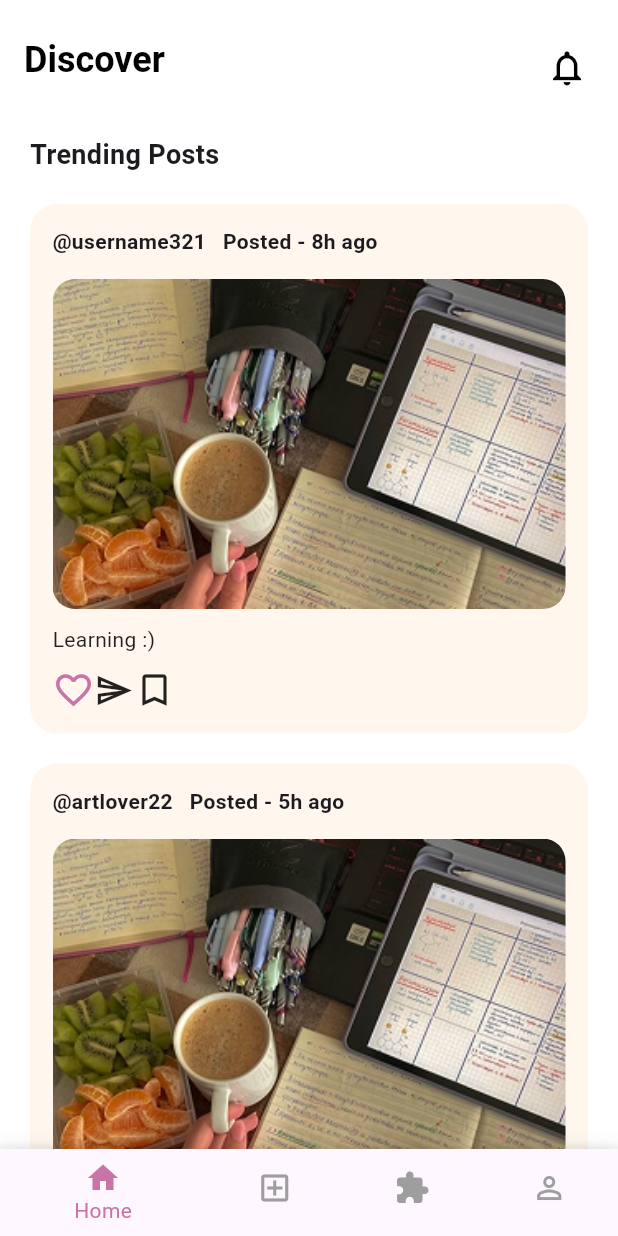
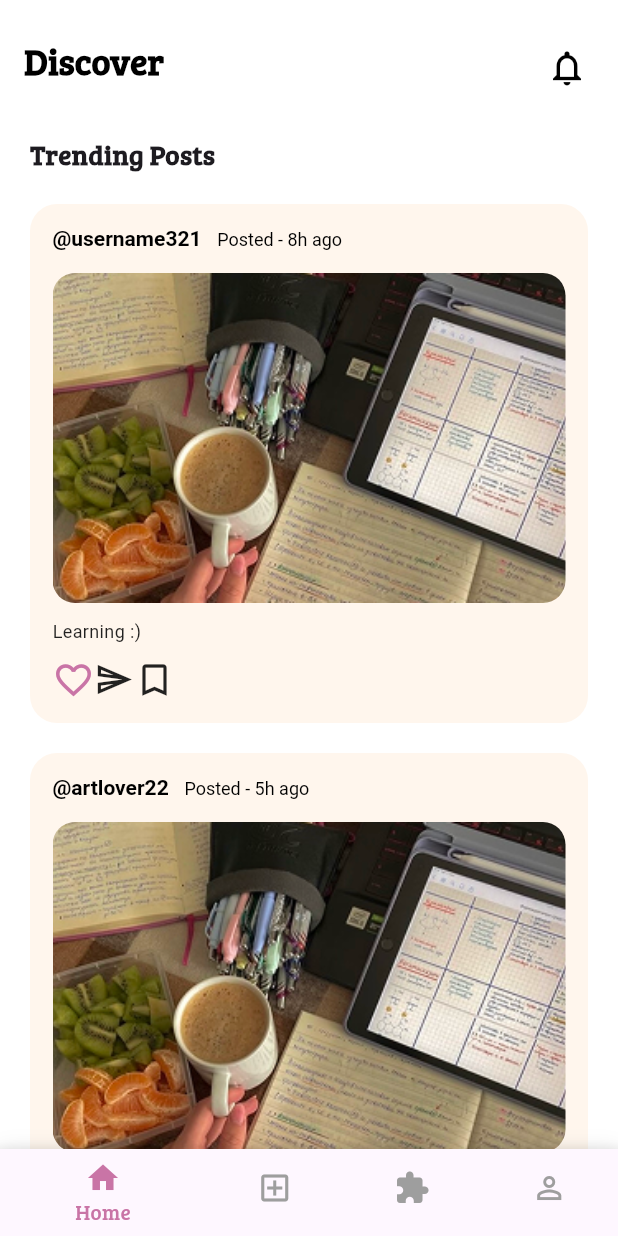
Before and after one commit to Shreyash-Adhikari1/ArtSphere, a Flutter app: the HomeScreen screen opened directly, on a phone screen of 412 x 824 dp. Run offline on Flutter 3.47's test engine with Material 3 defaults, Android fonts, the phone set to English and light mode, and no system bars; Roboto replaces fonts that are missing (Poppins).

Commit message:
Font Theme Created || Font Added to General Workspace || Font Added to Widget

```diff
--- a/lib/app.dart
+++ b/lib/app.dart
@@ -1,5 +1,6 @@
 // import 'package:artsphere/screens/home/home_screen.dart';
 import 'package:artsphere/screens/splash/splash_screen.dart';
+import 'package:artsphere/themes/app_theme.dart';
 import 'package:flutter/material.dart';
 
 class MyApp extends StatelessWidget {
@@ -9,6 +10,7 @@ class MyApp extends StatelessWidget {
   Widget build(BuildContext context) {
     return MaterialApp(
       debugShowCheckedModeBanner: false,
+      theme: applicationTheme(),
       home:SplashScreen() ,
     );
   }
--- a/lib/widgets/postcard_widget.dart
+++ b/lib/widgets/postcard_widget.dart
@@ -1,10 +1,7 @@
 import 'package:flutter/material.dart';
 
 class PostcardWidget extends StatelessWidget {
-  const PostcardWidget({
-    super.key,
-    required this.post,
-  });
+  const PostcardWidget({super.key, required this.post});
 
   final Map<String, String> post;
 
@@ -21,12 +18,24 @@ class PostcardWidget extends StatelessWidget {
       child: Column(
         crossAxisAlignment: CrossAxisAlignment.start,
         children: [
-
-          Text(
-            "@${post['username']}   Posted - ${post['time']}",
-            style: const TextStyle(
-              fontSize: 14,
-              fontWeight: FontWeight.bold,
+          RichText(
+            text: TextSpan(
+              style: const TextStyle(
+                fontSize: 14,
+                fontWeight: FontWeight.bold,
+                color: Colors.black,
+              ),
+              children: [
+                TextSpan(text: "@${post['username']}   "),
+                TextSpan(
+                  text: "Posted - ${post['time']}",
+                  style: const TextStyle(
+                    fontSize: 12,
+                    fontFamily: 'Poppins',
+                    fontWeight: FontWeight.normal
+                    ),
+                ),
+              ],
             ),
           ),
 
@@ -46,10 +55,7 @@ class PostcardWidget extends StatelessWidget {
 
           Text(
             post['caption']!,
-            style: const TextStyle(
-              fontSize: 14,
-              color: Colors.black87,
-            ),
+            style: const TextStyle(fontSize: 12, color: Colors.black87, fontFamily: 'Poppins'),
           ),
 
           const SizedBox(height: 10),
@@ -57,8 +63,7 @@ class PostcardWidget extends StatelessWidget {
           Row(
             mainAxisAlignment: MainAxisAlignment.start,
             children: [
-              Icon(Icons.favorite_border,
-                  size: 28, color: Color(0xFFC974A6)),
+              Icon(Icons.favorite_border, size: 28, color: Color(0xFFC974A6)),
               Icon(Icons.send_outlined, size: 26),
               Icon(Icons.bookmark_border, size: 28),
             ],
```
Also changed, not shown: 1 other file.
